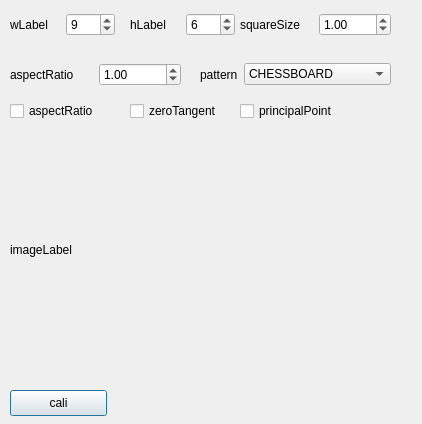
The window that peace_love_and_linux/calibration/operationcalibration.ui (OATOMO/peace_love_and_linux) describes before a commit, drawn with Qt 5.
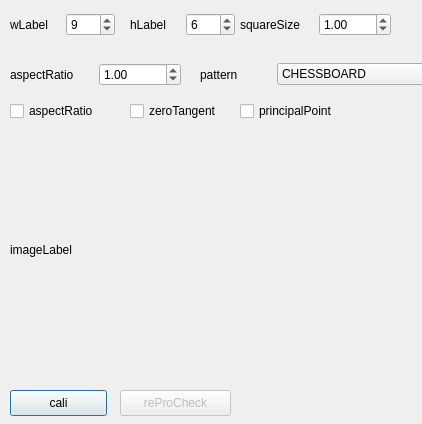
The same window after the commit.

```diff
--- a/peace_love_and_linux/calibration/operationcalibration.ui
+++ b/peace_love_and_linux/calibration/operationcalibration.ui
@@ -156,7 +156,7 @@
     <string>principalPoint</string>
    </property>
   </widget>
-  <widget class="QWidget" name="">
+  <widget class="QWidget" name="layoutWidget">
    <property name="geometry">
     <rect>
      <x>10</x>
@@ -182,12 +182,12 @@
     </item>
    </layout>
   </widget>
-  <widget class="QWidget" name="">
+  <widget class="QWidget" name="layoutWidget">
    <property name="geometry">
     <rect>
      <x>200</x>
      <y>60</y>
-     <width>191</width>
+     <width>284</width>
      <height>29</height>
     </rect>
    </property>
@@ -220,6 +220,22 @@
     </item>
    </layout>
   </widget>
+  <widget class="QPushButton" name="reProCheckPushButton">
+   <property name="enabled">
+    <bool>false</bool>
+   </property>
+   <property name="geometry">
+    <rect>
+     <x>120</x>
+     <y>390</y>
+     <width>111</width>
+     <height>26</height>
+    </rect>
+   </property>
+   <property name="text">
+    <string>reProCheck</string>
+   </property>
+  </widget>
  </widget>
  <resources/>
  <connections/>
```
